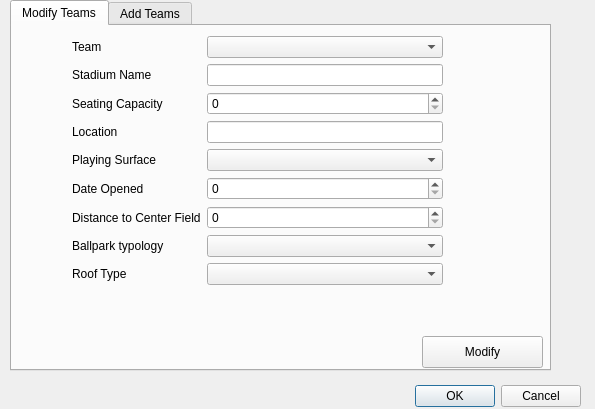
This is Baseball/modifyTeams.ui in Ykhan799/CS-1D-Project-2-Baseball as Qt 5 draws it before an edit. The edited form follows.
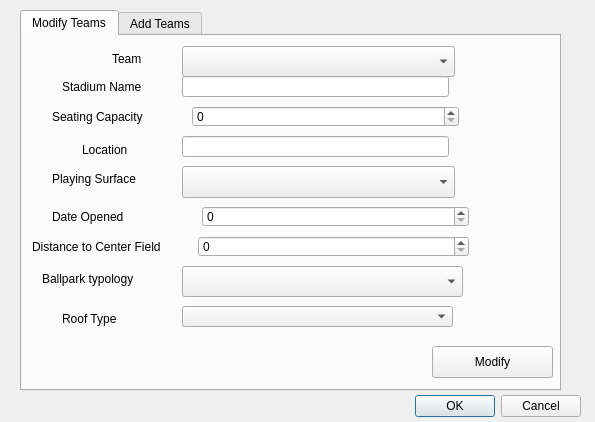
This is the edited form.

Commit message: Add Team info from text file

```diff
--- a/Baseball/modifyTeams.ui
+++ b/Baseball/modifyTeams.ui
@@ -7,7 +7,7 @@
     <x>0</x>
     <y>0</y>
     <width>595</width>
-    <height>409</height>
+    <height>422</height>
    </rect>
   </property>
   <property name="windowTitle">
@@ -17,7 +17,7 @@
    <property name="geometry">
     <rect>
      <x>240</x>
-     <y>380</y>
+     <y>390</y>
      <width>341</width>
      <height>32</height>
     </rect>
@@ -32,10 +32,10 @@
   <widget class="QTabWidget" name="AddModifyTabs">
    <property name="geometry">
     <rect>
-     <x>10</x>
-     <y>0</y>
+     <x>20</x>
+     <y>10</y>
      <width>541</width>
-     <height>371</height>
+     <height>381</height>
     </rect>
    </property>
    <property name="currentIndex">
@@ -45,119 +45,224 @@
     <attribute name="title">
      <string>Modify Teams</string>
     </attribute>
-    <widget class="QWidget" name="formLayoutWidget">
+    <widget class="QPushButton" name="modify">
      <property name="geometry">
       <rect>
-       <x>60</x>
-       <y>10</y>
-       <width>371</width>
-       <height>291</height>
+       <x>410</x>
+       <y>310</y>
+       <width>121</width>
+       <height>32</height>
       </rect>
      </property>
-     <layout class="QFormLayout" name="form">
-      <item row="0" column="0">
-       <widget class="QLabel" name="labels">
         <property name="text">
-         <string>Team</string>
-        </property>
-       </widget>
-      </item>
-      <item row="0" column="1">
-       <widget class="QComboBox" name="teamsComboBox"/>
-      </item>
-      <item row="1" column="0">
-       <widget class="QLabel" name="labels_3">
-        <property name="text">
-         <string>Stadium Name</string>
-        </property>
-       </widget>
-      </item>
-      <item row="1" column="1">
-       <widget class="QLineEdit" name="stadiumLineEdit"/>
-      </item>
-      <item row="2" column="0">
+      <string>Modify</string>
+     </property>
+    </widget>
        <widget class="QLabel" name="labels_2">
+     <property name="geometry">
+      <rect>
+       <x>30</x>
+       <y>70</y>
+       <width>102</width>
+       <height>21</height>
+      </rect>
+     </property>
         <property name="text">
          <string>Seating Capacity</string>
         </property>
        </widget>
-      </item>
-      <item row="2" column="1">
-       <widget class="QSpinBox" name="seatingspinBox"/>
-      </item>
-      <item row="3" column="1">
-       <widget class="QLineEdit" name="locationLineEdit"/>
-      </item>
-      <item row="3" column="0">
+    <widget class="QSpinBox" name="seatingspinBox">
+     <property name="geometry">
+      <rect>
+       <x>170</x>
+       <y>70</y>
+       <width>267</width>
+       <height>21</height>
+      </rect>
+     </property>
+    </widget>
+    <widget class="QLineEdit" name="locationLineEdit">
+     <property name="geometry">
+      <rect>
+       <x>160</x>
+       <y>100</y>
+       <width>267</width>
+       <height>21</height>
+      </rect>
+     </property>
+    </widget>
        <widget class="QLabel" name="labels_4">
+     <property name="geometry">
+      <rect>
+       <x>60</x>
+       <y>100</y>
+       <width>52</width>
+       <height>28</height>
+      </rect>
+     </property>
         <property name="text">
          <string>Location</string>
         </property>
        </widget>
-      </item>
-      <item row="8" column="1">
-       <widget class="QComboBox" name="roofComboBox"/>
-      </item>
-      <item row="4" column="1">
-       <widget class="QComboBox" name="surfaceComboBox"/>
-      </item>
-      <item row="4" column="0">
        <widget class="QLabel" name="label_2">
+     <property name="geometry">
+      <rect>
+       <x>30</x>
+       <y>130</y>
+       <width>94</width>
+       <height>26</height>
+      </rect>
+     </property>
         <property name="text">
          <string>Playing Surface</string>
         </property>
        </widget>
-      </item>
-      <item row="5" column="0">
+    <widget class="QComboBox" name="surfaceComboBox">
+     <property name="geometry">
+      <rect>
+       <x>160</x>
+       <y>130</y>
+       <width>273</width>
+       <height>32</height>
+      </rect>
+     </property>
+    </widget>
        <widget class="QLabel" name="labels_6">
+     <property name="geometry">
+      <rect>
+       <x>30</x>
+       <y>170</y>
+       <width>80</width>
+       <height>21</height>
+      </rect>
+     </property>
         <property name="text">
          <string>Date Opened</string>
         </property>
        </widget>
-      </item>
-      <item row="5" column="1">
-       <widget class="QSpinBox" name="datespinBox"/>
-      </item>
-      <item row="6" column="0">
+    <widget class="QSpinBox" name="datespinBox">
+     <property name="geometry">
+      <rect>
+       <x>180</x>
+       <y>170</y>
+       <width>267</width>
+       <height>21</height>
+      </rect>
+     </property>
+    </widget>
        <widget class="QLabel" name="labels_5">
+     <property name="geometry">
+      <rect>
+       <x>10</x>
+       <y>200</y>
+       <width>144</width>
+       <height>21</height>
+      </rect>
+     </property>
         <property name="text">
          <string>Distance to Center Field</string>
         </property>
        </widget>
-      </item>
-      <item row="6" column="1">
-       <widget class="QSpinBox" name="distancespinBox"/>
-      </item>
-      <item row="8" column="0">
-       <widget class="QLabel" name="label">
-        <property name="text">
-         <string>Roof Type</string>
-        </property>
-       </widget>
-      </item>
-      <item row="7" column="1">
-       <widget class="QComboBox" name="typologyComboBox"/>
-      </item>
-      <item row="7" column="0">
+    <widget class="QSpinBox" name="distancespinBox">
+     <property name="geometry">
+      <rect>
+       <x>176</x>
+       <y>200</y>
+       <width>271</width>
+       <height>21</height>
+      </rect>
+     </property>
+    </widget>
        <widget class="QLabel" name="label_3">
+     <property name="geometry">
+      <rect>
+       <x>20</x>
+       <y>230</y>
+       <width>104</width>
+       <height>26</height>
+      </rect>
+     </property>
         <property name="text">
          <string>Ballpark typology</string>
         </property>
        </widget>
-      </item>
-     </layout>
+    <widget class="QComboBox" name="typologyComboBox">
+     <property name="geometry">
+      <rect>
+       <x>160</x>
+       <y>230</y>
+       <width>281</width>
+       <height>31</height>
+      </rect>
+     </property>
     </widget>
-    <widget class="QPushButton" name="modify">
+    <widget class="QLabel" name="label">
      <property name="geometry">
       <rect>
-       <x>410</x>
-       <y>310</y>
-       <width>121</width>
-       <height>32</height>
+       <x>40</x>
+       <y>270</y>
+       <width>62</width>
+       <height>26</height>
       </rect>
      </property>
      <property name="text">
-      <string>Modify</string>
+      <string>Roof Type</string>
+     </property>
+    </widget>
+    <widget class="QComboBox" name="roofComboBox">
+     <property name="geometry">
+      <rect>
+       <x>160</x>
+       <y>270</y>
+       <width>271</width>
+       <height>21</height>
+      </rect>
+     </property>
+    </widget>
+    <widget class="QLabel" name="labels">
+     <property name="geometry">
+      <rect>
+       <x>90</x>
+       <y>10</y>
+       <width>33</width>
+       <height>26</height>
+      </rect>
+     </property>
+     <property name="text">
+      <string>Team</string>
+     </property>
+    </widget>
+    <widget class="QComboBox" name="teamsComboBox">
+     <property name="geometry">
+      <rect>
+       <x>160</x>
+       <y>10</y>
+       <width>273</width>
+       <height>31</height>
+      </rect>
+     </property>
+    </widget>
+    <widget class="QLabel" name="labels_3">
+     <property name="geometry">
+      <rect>
+       <x>40</x>
+       <y>40</y>
+       <width>88</width>
+       <height>21</height>
+      </rect>
+     </property>
+     <property name="text">
+      <string>Stadium Name</string>
+     </property>
+    </widget>
+    <widget class="QLineEdit" name="stadiumLineEdit">
+     <property name="geometry">
+      <rect>
+       <x>160</x>
+       <y>40</y>
+       <width>267</width>
+       <height>21</height>
+      </rect>
      </property>
     </widget>
    </widget>
```
Left out of the diff: 2 changed lines with no effect on the pictures. Lines whose indentation alone changed are shown as unchanged. The commit also changes 11 other files.
